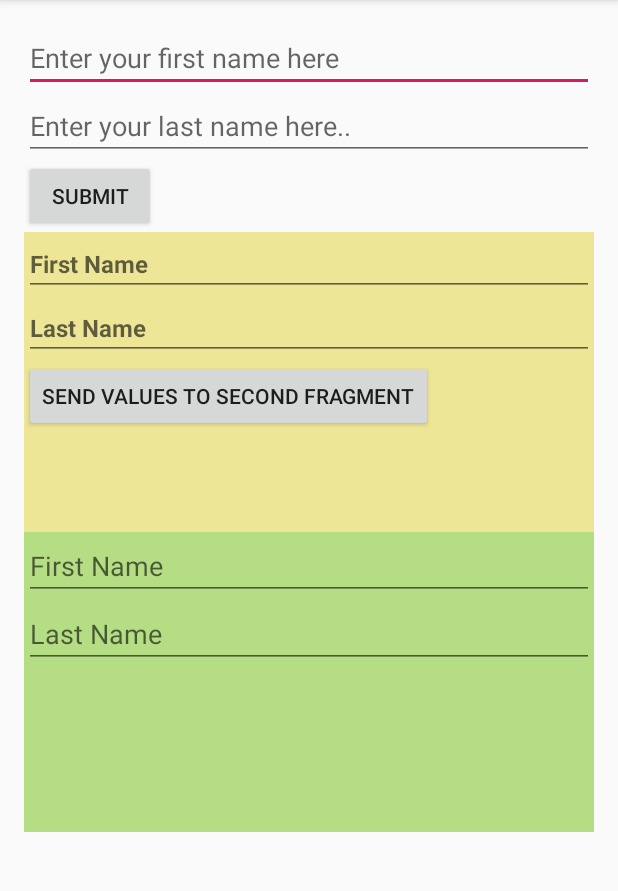
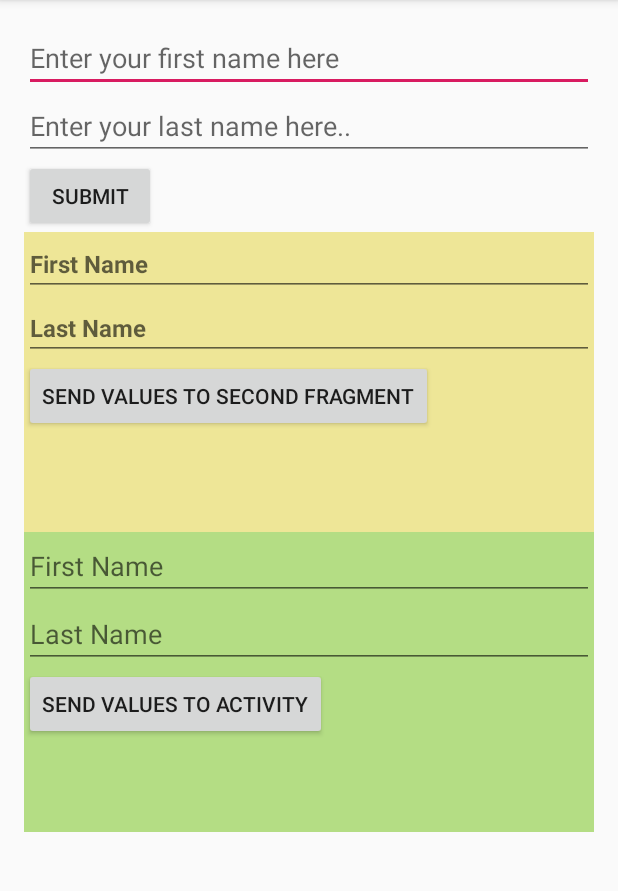
Before and after one commit to MilindAmrutkar/BundleImplementation, an Android app: the screen it shows after launch (MainActivity), after a tap on "SEND VALUES TO SECOND FRAGMENT", on a phone screen of 412 x 824 dp, the part 84-975 px from its top. Run offline under Robolectric (Android 15) with nearby library versions, the phone set to English and light mode, and no system bars; our stand-ins replace ButterKnife.

Commit message:
Passing values from Fragment to Activity

```diff
--- /dev/null
+++ b/app/src/main/java/com/example/android/recyclerviewimplementation/IDataListener.java
@@ -0,0 +1,9 @@
+package com.example.android.recyclerviewimplementation;
+
+/**
+ * Created by Milind Amrutkar on 09-04-2019.
+ */
+public interface IDataListener {
+
+    void sendData(String firstName, String lastName);
+}
--- a/app/src/main/java/com/example/android/recyclerviewimplementation/MainActivity.java
+++ b/app/src/main/java/com/example/android/recyclerviewimplementation/MainActivity.java
@@ -17,7 +17,7 @@ import butterknife.BindView;
 import butterknife.ButterKnife;
 import butterknife.OnClick;
 
-public class MainActivity extends AppCompatActivity {
+public class MainActivity extends AppCompatActivity implements IDataListener{
 
     @BindView(R.id.firstName)
     EditText etFirstName;
@@ -103,4 +103,12 @@ public class MainActivity extends AppCompatActivity {
         fragmentTransaction.replace(R.id.container2, fragment);
         fragmentTransaction.commit();
     }
+
+    @Override
+    public void sendData(String firstName, String lastName) {
+        if(!TextUtils.isEmpty(firstName) && (!TextUtils.isEmpty(lastName))) {
+            etFirstName.setText(firstName);
+            etLastName.setText(lastName);
+        }
+    }
 }
--- a/app/src/main/java/com/example/android/recyclerviewimplementation/SecondFragment.java
+++ b/app/src/main/java/com/example/android/recyclerviewimplementation/SecondFragment.java
@@ -1,15 +1,18 @@
 package com.example.android.recyclerviewimplementation;
 
 
+import android.content.Context;
 import android.os.Bundle;
 import android.view.LayoutInflater;
 import android.view.View;
 import android.view.ViewGroup;
+import android.widget.Button;
 import android.widget.EditText;
 
 import androidx.fragment.app.Fragment;
 import butterknife.BindView;
 import butterknife.ButterKnife;
+import butterknife.OnClick;
 import butterknife.Unbinder;
 
 
@@ -22,8 +25,12 @@ public class SecondFragment extends Fragment {
     EditText fgFirstName;
     @BindView(R.id.fgLastName)
     EditText fgLastName;
+    @BindView(R.id.fgBtnSend)
+    Button fgBtnSend;
     private Unbinder unbinder;
     private String firstName, lastName;
+
+    private IDataListener iDataListener;
 
     @Override
     public View onCreateView(LayoutInflater inflater, ViewGroup container,
@@ -31,7 +38,7 @@ public class SecondFragment extends Fragment {
         View view = inflater.inflate(R.layout.fragment_second, container, false);
         unbinder = ButterKnife.bind(this, view);
 
-        if(getArguments() != null) {
+        if (getArguments() != null) {
             firstName = getArguments().getString(Constants.FG_FIRST_NAME);
             lastName = getArguments().getString(Constants.FG_LAST_NAME);
             fgFirstName.setText(firstName);
@@ -46,4 +53,15 @@ public class SecondFragment extends Fragment {
         super.onDestroy();
         unbinder.unbind();
     }
+
+    @OnClick(R.id.fgBtnSend)
+    public void onViewClicked() {
+        iDataListener.sendData(fgFirstName.getText().toString(), fgLastName.getText().toString());
+    }
+
+    @Override
+    public void onAttach(Context context) {
+        super.onAttach(context);
+        iDataListener = (IDataListener) context;
+    }
 }
--- a/app/src/main/res/layout/fragment_second.xml
+++ b/app/src/main/res/layout/fragment_second.xml
@@ -22,6 +22,12 @@
             android:layout_height="match_parent"
             android:hint="Last Name" />
 
+        <Button
+            android:id="@+id/fgBtnSend"
+            android:layout_width="wrap_content"
+            android:layout_height="wrap_content"
+            android:text="Send values to activity"/>
+
 
     </LinearLayout>
 
```
